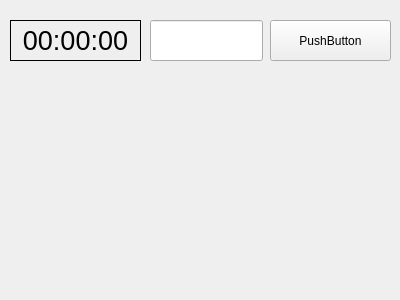
Before: the Qt Designer form stopwatch.ui in lefrostxgcc/Stopwatch, drawn with Qt 5.
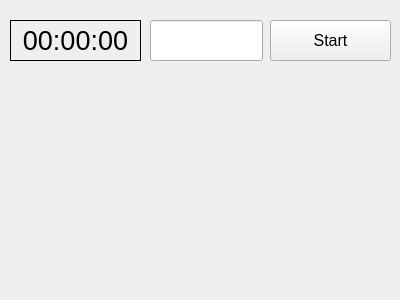
After: the same form once the commit is applied. Icons and pictures are not drawn.

Commit message: Changed text on pushButtonStart to 'Start', font size to 12

```diff
--- a/stopwatch.ui
+++ b/stopwatch.ui
@@ -81,8 +81,13 @@
       <height>41</height>
      </rect>
     </property>
+    <property name="font">
+     <font>
+      <pointsize>12</pointsize>
+     </font>
+    </property>
     <property name="text">
-     <string>PushButton</string>
+     <string>Start</string>
     </property>
    </widget>
   </widget>
```
